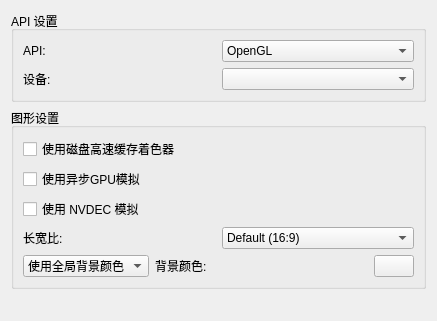
Old version of the form src/yuzu/configuration/configure_graphics.ui in the repository formylover/yuzu-early-access.
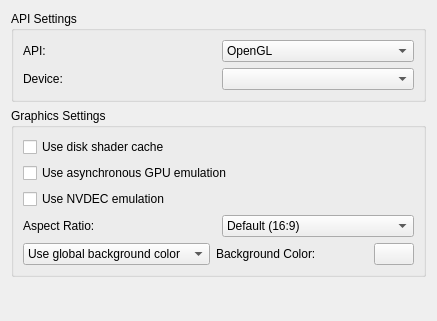
New version of the form.

Patch:
```diff
--- a/src/yuzu/configuration/configure_graphics.ui
+++ b/src/yuzu/configuration/configure_graphics.ui
@@ -19,7 +19,7 @@
      <item>
       <widget class="QGroupBox" name="groupBox_2">
        <property name="title">
-        <string>API 设置</string>
+        <string>API Settings</string>
        </property>
        <layout class="QVBoxLayout" name="verticalLayout_3">
         <item>
@@ -64,7 +64,7 @@
            <item row="1" column="0">
             <widget class="QLabel" name="device_label">
              <property name="text">
-              <string>设备:</string>
+              <string>Device:</string>
              </property>
             </widget>
            </item>
@@ -80,27 +80,27 @@
      <item>
       <widget class="QGroupBox" name="groupBox">
        <property name="title">
-        <string>图形设置</string>
+        <string>Graphics Settings</string>
        </property>
        <layout class="QVBoxLayout" name="verticalLayout_4">
         <item>
          <widget class="QCheckBox" name="use_disk_shader_cache">
           <property name="text">
-           <string>使用磁盘高速缓存着色器</string>
+           <string>Use disk shader cache</string>
           </property>
          </widget>
         </item>
         <item>
          <widget class="QCheckBox" name="use_asynchronous_gpu_emulation">
           <property name="text">
-           <string>使用异步GPU模拟</string>
+           <string>Use asynchronous GPU emulation</string>
           </property>
          </widget>
         </item>
         <item>
          <widget class="QCheckBox" name="use_nvdec_emulation">
           <property name="text">
-           <string>使用 NVDEC 模拟</string>
+           <string>Use NVDEC emulation</string>
           </property>
          </widget>
         </item>
@@ -122,7 +122,7 @@
            <item>
             <widget class="QLabel" name="ar_label">
              <property name="text">
-              <string>长宽比:</string>
+              <string>Aspect Ratio:</string>
              </property>
             </widget>
            </item>
@@ -180,7 +180,7 @@
            <item>
             <widget class="QComboBox" name="bg_combobox">
              <property name="currentText">
-              <string>使用全局背景颜色</string>
+              <string>Use global background color</string>
              </property>
              <property name="currentIndex">
               <number>0</number>
@@ -190,7 +190,7 @@
              </property>
              <item>
               <property name="text">
-               <string>使用全局背景颜色</string>
+               <string>Use global background color</string>
               </property>
              </item>
              <item>
@@ -203,7 +203,7 @@
            <item>
             <widget class="QLabel" name="bg_label">
              <property name="text">
-              <string>背景颜色:</string>
+              <string>Background Color:</string>
              </property>
             </widget>
            </item>
```
Left out of the diff: 4 changed lines with no effect on the pictures.
